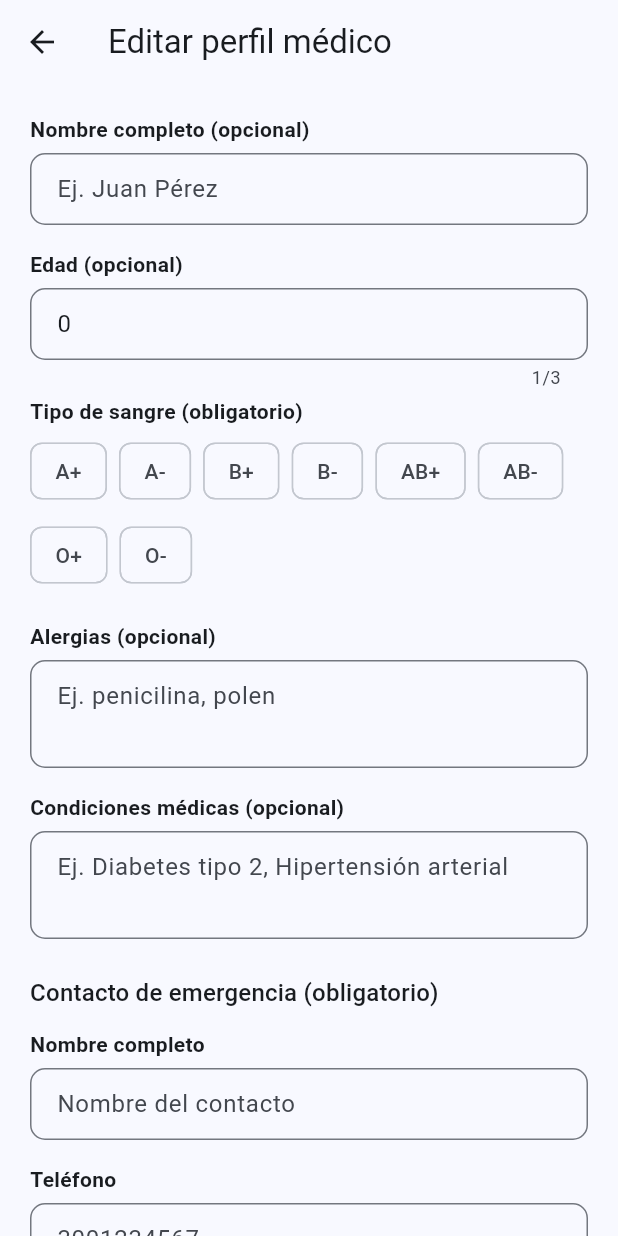
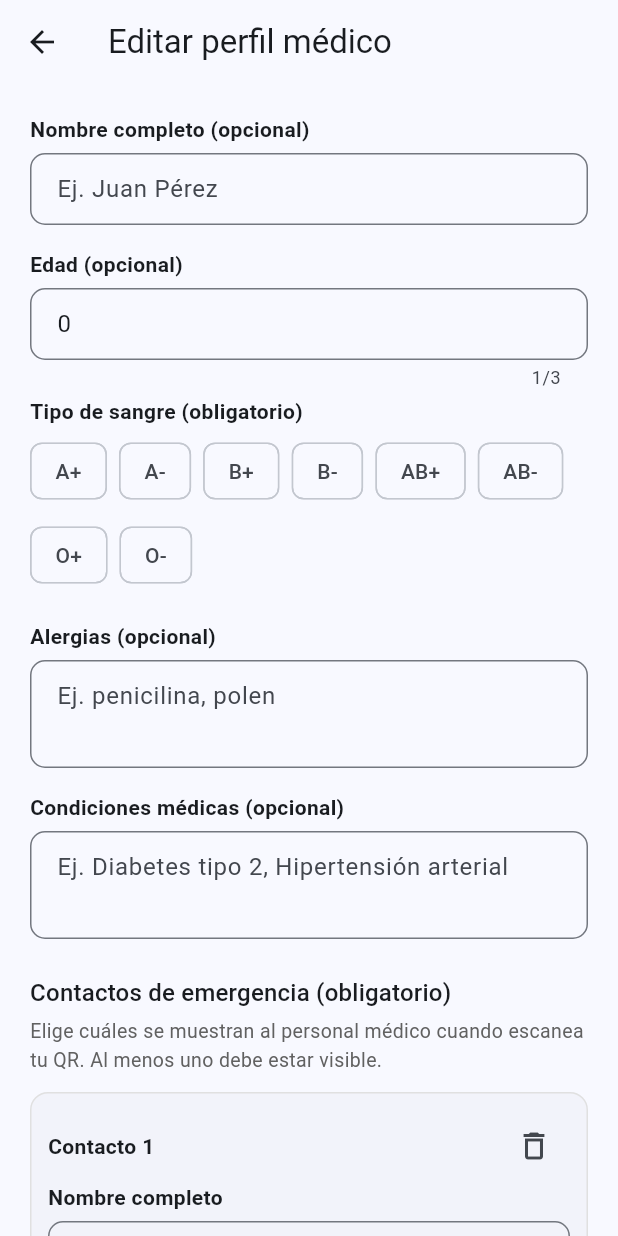
Before and after one commit to JohanELQ/KardexMedicoMovil, a Flutter app: the MedicalProfileScreen screen opened directly with empty values, after a tap on the "edit" icon, on a phone screen of 412 x 824 dp. Run offline on Flutter 3.47's test engine with Material 3 defaults, Android fonts, the phone set to English and light mode, and no system bars; our stand-ins replace flutter_local_notifications, geolocator, permission_handler, qr_flutter, shared_preferences, timezone; missing offline and left inert: mobile_scanner; accounts and stored records are empty.

Commit message:
RF-23: contactos de emergencia con visibilidad

```diff
--- a/lib/models/app_user.dart
+++ b/lib/models/app_user.dart
@@ -72,6 +72,13 @@ class EmergencyContact {
     this.visible = true,
   });
 
+  EmergencyContact copyWith({String? fullName, String? phone, bool? visible}) =>
+      EmergencyContact(
+        fullName: fullName ?? this.fullName,
+        phone: phone ?? this.phone,
+        visible: visible ?? this.visible,
+      );
+
   Map<String, dynamic> toMap() => {
         'fullName': fullName,
         'phone': phone,
@@ -91,7 +98,10 @@ class MedicalProfile {
   final String bloodType;
   final String allergies;
   final String conditions;
-  final EmergencyContact emergencyContact;
+
+  /// Contactos de emergencia (RF-04, RF-23). Siempre hay al menos uno y al
+  /// menos uno está marcado como visible.
+  final List<EmergencyContact> contacts;
 
   const MedicalProfile({
     this.fullName = '',
@@ -99,8 +109,12 @@ class MedicalProfile {
     required this.bloodType,
     this.allergies = '',
     this.conditions = '',
-    required this.emergencyContact,
+    required this.contacts,
   });
+
+  /// Solo los contactos que se muestran en la vista de emergencia (RF-23).
+  List<EmergencyContact> get visibleContacts =>
+      contacts.where((c) => c.visible).toList();
 
   /// 'Diabetes tipo 2, Hipertensión' -> ['Diabetes tipo 2', 'Hipertensión'].
   List<String> get conditionsList => conditions
@@ -115,7 +129,7 @@ class MedicalProfile {
         'bloodType': bloodType,
         'allergies': allergies,
         'conditions': conditions,
-        'emergencyContact': emergencyContact.toMap(),
+        'contacts': contacts.map((c) => c.toMap()).toList(),
       };
 }
 
--- a/lib/screens/medical_profile_screen.dart
+++ b/lib/screens/medical_profile_screen.dart
@@ -1,6 +1,7 @@
 import 'package:flutter/material.dart';
 import 'package:flutter/services.dart';
 
+import '../core/error_handler.dart';
 import '../core/format.dart';
 import '../core/validators.dart';
 import '../models/app_user.dart';
@@ -169,13 +170,17 @@ class MedicalProfileScreen extends StatelessWidget {
                     subtitle: everyHoursText(m.dosesPerDay),
                   ),
               const SizedBox(height: 20),
-              _sectionTitle('Contacto de emergencia'),
-              _itemCard(
-                icon: Icons.phone_in_talk_outlined,
-                color: Colors.orange,
-                title: profile.emergencyContact.fullName,
-                subtitle: profile.emergencyContact.phone,
-              ),
+              _sectionTitle(profile.contacts.length > 1
+                  ? 'Contactos de emergencia'
+                  : 'Contacto de emergencia'),
+              for (final c in profile.contacts)
+                _itemCard(
+                  icon: Icons.phone_in_talk_outlined,
+                  color: Colors.orange,
+                  title: c.fullName,
+                  subtitle: '${c.phone} · '
+                      '${c.visible ? 'Visible en emergencias' : 'Oculto en emergencias'}',
+                ),
             ],
           ),
         ),
@@ -287,8 +292,10 @@ class _EditMedicalProfileScreenState extends State<EditMedicalProfileScreen> {
   final _ageCtrl = TextEditingController();
   final _allergiesCtrl = TextEditingController();
   final _conditionsCtrl = TextEditingController();
-  final _contactNameCtrl = TextEditingController();
-  final _contactPhoneCtrl = TextEditingController();
+  final List<_ContactEntry> _contacts = [];
+
+  /// Máximo de contactos de emergencia que se pueden registrar.
+  static const _maxContacts = 5;
 
   String? _bloodType;
   String? _bloodTypeError;
@@ -305,9 +312,12 @@ class _EditMedicalProfileScreenState extends State<EditMedicalProfileScreen> {
       _ageCtrl.text = p.age?.toString() ?? '';
       _allergiesCtrl.text = p.allergies;
       _conditionsCtrl.text = p.conditions;
-      _contactNameCtrl.text = p.emergencyContact.fullName;
-      _contactPhoneCtrl.text = p.emergencyContact.phone;
+      for (final c in p.contacts) {
+        _contacts.add(_ContactEntry(
+            name: c.fullName, phone: c.phone, visible: c.visible));
+      }
     }
+    if (_contacts.isEmpty) _contacts.add(_ContactEntry());
   }
 
   @override
@@ -316,9 +326,53 @@ class _EditMedicalProfileScreenState extends State<EditMedicalProfileScreen> {
     _ageCtrl.dispose();
     _allergiesCtrl.dispose();
     _conditionsCtrl.dispose();
-    _contactNameCtrl.dispose();
-    _contactPhoneCtrl.dispose();
+    for (final c in _contacts) {
+      c.dispose();
+    }
     super.dispose();
+  }
+
+  int get _visibleCount => _contacts.where((c) => c.visible).length;
+
+  /// RF-23: no se puede ocultar el último contacto visible.
+  void _setVisible(_ContactEntry entry, bool value) {
+    if (!value && entry.visible && _visibleCount <= 1) {
+      AppErrors.showSnack(
+        context,
+        'Al menos un contacto debe seguir visible en la ficha de '
+        'emergencia. Marca otro como visible antes de ocultar este.',
+      );
+      return;
+    }
+    setState(() => entry.visible = value);
+  }
+
+  void _addContact() {
+    if (_contacts.length >= _maxContacts) {
+      AppErrors.showSnack(context,
+          'Puedes registrar hasta $_maxContacts contactos de emergencia.');
+      return;
+    }
+    setState(() => _contacts.add(_ContactEntry()));
+  }
+
+  void _removeContact(_ContactEntry entry) {
+    if (_contacts.length <= 1) {
+      AppErrors.showSnack(
+          context, 'Debe haber al menos un contacto de emergencia.');
+      return;
+    }
+    if (entry.visible && _visibleCount <= 1) {
+      AppErrors.showSnack(
+        context,
+        'No puedes quitar el último contacto visible. Marca otro como '
+        'visible primero.',
+      );
+      return;
+    }
+    setState(() => _contacts.remove(entry));
+    // Los controladores se sueltan después de que la pantalla ya no los usa.
+    WidgetsBinding.instance.addPostFrameCallback((_) => entry.dispose());
   }
 
   void _save() {
@@ -327,16 +381,27 @@ class _EditMedicalProfileScreenState extends State<EditMedicalProfileScreen> {
     setState(() => _bloodTypeError = bloodError);
     if (bloodError != null || !formOk) return;
 
+    final contacts = [
+      for (final c in _contacts)
+        EmergencyContact(
+          fullName: c.name.text.trim(),
+          phone: c.phone.text.trim(),
+          visible: c.visible,
+        ),
+    ];
+    if (!contacts.any((c) => c.visible)) {
+      AppErrors.showSnack(context,
+          'Al menos un contacto debe estar visible en la ficha de emergencia.');
+      return;
+    }
+
     widget.store.saveProfile(MedicalProfile(
       fullName: _nameCtrl.text.trim(),
       age: int.tryParse(_ageCtrl.text.trim()),
       bloodType: _bloodType!,
       allergies: _allergiesCtrl.text.trim(),
       conditions: _conditionsCtrl.text.trim(),
-      emergencyContact: EmergencyContact(
-        fullName: _contactNameCtrl.text.trim(),
-        phone: _contactPhoneCtrl.text.trim(),
-      ),
+      contacts: contacts,
     ));
 
     ScaffoldMessenger.of(context).showSnackBar(
@@ -422,27 +487,23 @@ class _EditMedicalProfileScreenState extends State<EditMedicalProfileScreen> {
                   validator: Validators.freeTextMax(300),
                 ),
                 const SizedBox(height: 24),
-                Text('Contacto de emergencia (obligatorio)',
+                Text('Contactos de emergencia (obligatorio)',
                     style: Theme.of(context).textTheme.titleMedium),
+                const SizedBox(height: 4),
+                Text(
+                  'Elige cuáles se muestran al personal médico cuando '
+                  'escanea tu QR. Al menos uno debe estar visible.',
+                  style: TextStyle(color: Colors.grey[700], fontSize: 13),
+                ),
                 const SizedBox(height: 12),
-                _label('Nombre completo'),
-                TextFormField(
-                  controller: _contactNameCtrl,
-                  decoration: _decoration('Nombre del contacto'),
-                  validator: Validators.fullName,
-                  textInputAction: TextInputAction.next,
+                for (var i = 0; i < _contacts.length; i++)
+                  _contactCard(i, _contacts[i]),
+                OutlinedButton.icon(
+                  onPressed: _addContact,
+                  icon: const Icon(Icons.person_add_alt),
+                  label: const Text('Agregar otro contacto'),
                 ),
-                const SizedBox(height: 16),
-                _label('Teléfono'),
-                TextFormField(
-                  controller: _contactPhoneCtrl,
-                  keyboardType: TextInputType.number,
-                  inputFormatters: [FilteringTextInputFormatter.digitsOnly],
-                  maxLength: 10,
-                  decoration: _decoration('3001234567'),
-                  validator: Validators.phone,
-                ),
-                const SizedBox(height: 16),
+                const SizedBox(height: 20),
                 SizedBox(
                   width: double.infinity,
                   child: FilledButton(
@@ -454,6 +515,70 @@ class _EditMedicalProfileScreenState extends State<EditMedicalProfileScreen> {
               ],
             ),
           ),
+        ),
+      ),
+    );
+  }
+
+  /// Tarjeta de un contacto: nombre, teléfono, interruptor de visibilidad
+  /// y botón para quitarlo (RF-23).
+  Widget _contactCard(int index, _ContactEntry c) {
+    return Card(
+      key: c.key,
+      elevation: 0,
+      margin: const EdgeInsets.only(bottom: 12),
+      shape: RoundedRectangleBorder(
+        borderRadius: BorderRadius.circular(12),
+        side: BorderSide(color: Colors.grey[300]!),
+      ),
+      child: Padding(
+        padding: const EdgeInsets.all(12),
+        child: Column(
+          crossAxisAlignment: CrossAxisAlignment.start,
+          children: [
+            Row(
+              children: [
+                Expanded(
+                  child: Text('Contacto ${index + 1}',
+                      style: const TextStyle(fontWeight: FontWeight.bold)),
+                ),
+                IconButton(
+                  tooltip: 'Quitar contacto',
+                  icon: const Icon(Icons.delete_outline),
+                  onPressed: () => _removeContact(c),
+                ),
+              ],
+            ),
+            _label('Nombre completo'),
+            TextFormField(
+              controller: c.name,
+              decoration: _decoration('Nombre del contacto'),
+              validator: Validators.fullName,
+              textInputAction: TextInputAction.next,
+            ),
+            const SizedBox(height: 16),
+            _label('Teléfono'),
+            TextFormField(
+              controller: c.phone,
+              keyboardType: TextInputType.number,
+              inputFormatters: [FilteringTextInputFormatter.digitsOnly],
+              maxLength: 10,
+              decoration: _decoration('3001234567'),
+              validator: Validators.phone,
+            ),
+            SwitchListTile(
+              contentPadding: EdgeInsets.zero,
+              title: const Text('Mostrar en la ficha de emergencia'),
+              subtitle: Text(
+                c.visible
+                    ? 'Lo verá el personal médico'
+                    : 'Oculto para el personal médico',
+                style: const TextStyle(fontSize: 12),
+              ),
+              value: c.visible,
+              onChanged: (v) => _setVisible(c, v),
+            ),
+          ],
         ),
       ),
     );
@@ -471,3 +596,20 @@ class _EditMedicalProfileScreenState extends State<EditMedicalProfileScreen> {
             const EdgeInsets.symmetric(horizontal: 14, vertical: 12),
       );
 }
+
+/// Un contacto del formulario: sus campos de texto y si es visible.
+class _ContactEntry {
+  final Key key = UniqueKey();
+  final TextEditingController name;
+  final TextEditingController phone;
+  bool visible;
+
+  _ContactEntry({String name = '', String phone = '', this.visible = true})
+      : name = TextEditingController(text: name),
+        phone = TextEditingController(text: phone);
+
+  void dispose() {
+    name.dispose();
+    phone.dispose();
+  }
+}
--- a/lib/services/patient_store.dart
+++ b/lib/services/patient_store.dart
@@ -60,18 +60,27 @@ class PatientStore extends ChangeNotifier {
       final p = data['profile'];
       if (p != null) {
         final pm = Map<String, dynamic>.from(p as Map);
-        final cm = Map<String, dynamic>.from(pm['contact'] as Map);
+        // Los perfiles guardados antes de RF-23 traen un solo 'contact'.
+        final rawContacts = (pm['contacts'] ??
+            (pm['contact'] != null ? [pm['contact']] : <dynamic>[])) as List;
+        final contacts = rawContacts.map((e) {
+          final cm = Map<String, dynamic>.from(e as Map);
+          return EmergencyContact(
+            fullName: cm['fullName'] as String,
+            phone: cm['phone'] as String,
+            visible: cm['visible'] != false,
+          );
+        }).toList();
+        if (contacts.isNotEmpty) {
           _profile = MedicalProfile(
             fullName: (pm['fullName'] ?? '') as String,
             age: pm['age'] as int?,
             bloodType: pm['bloodType'] as String,
             allergies: (pm['allergies'] ?? '') as String,
             conditions: (pm['conditions'] ?? '') as String,
-          emergencyContact: EmergencyContact(
-            fullName: cm['fullName'] as String,
-            phone: cm['phone'] as String,
-          ),
+            contacts: contacts,
           );
+        }
       }
       _qrToken = data['qrToken'] as String?;
       _nextId = (data['nextId'] ?? 1) as int;
@@ -126,10 +135,14 @@ class PatientStore extends ChangeNotifier {
                 'bloodType': p.bloodType,
                 'allergies': p.allergies,
                 'conditions': p.conditions,
-                'contact': {
-                  'fullName': p.emergencyContact.fullName,
-                  'phone': p.emergencyContact.phone,
+                'contacts': [
+                  for (final c in p.contacts)
+                    {
+                      'fullName': c.fullName,
+                      'phone': c.phone,
+                      'visible': c.visible,
                     },
+                ],
               },
         'qrToken': _qrToken,
         'nextId': _nextId,
```
Also changed, not shown: lib/screens/emergency_view_screen.dart (+11 -7 lines), lib/services/emergency_lookup.dart (+19 -7 lines), 1 other file. Lines whose indentation alone changed are shown as unchanged.
